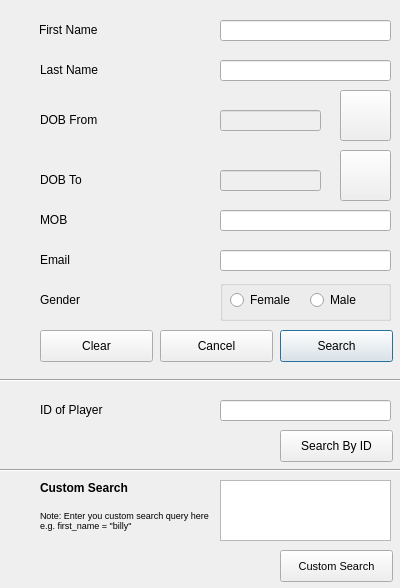
First picture: the form in refine.ui, repository stefanmarjanovic/Comp, before the edit.
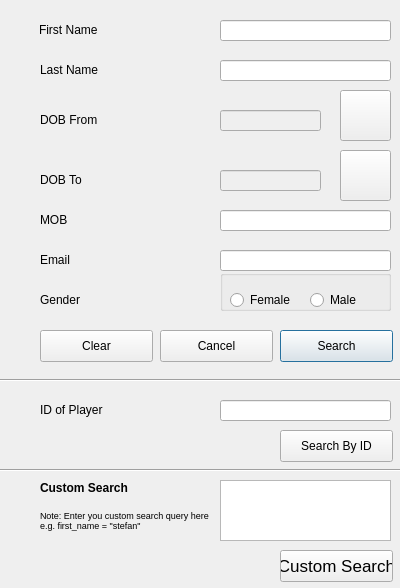
Second picture: the form after the edit. Icons and pictures are not drawn.

```diff
--- a/refine.ui
+++ b/refine.ui
@@ -140,7 +140,7 @@
    <property name="geometry">
     <rect>
      <x>220</x>
-     <y>280</y>
+     <y>270</y>
      <width>171</width>
      <height>41</height>
     </rect>
@@ -155,7 +155,7 @@
     <property name="geometry">
      <rect>
       <x>10</x>
-      <y>10</y>
+      <y>20</y>
       <width>71</width>
       <height>20</height>
      </rect>
@@ -168,7 +168,7 @@
     <property name="geometry">
      <rect>
       <x>90</x>
-      <y>10</y>
+      <y>20</y>
       <width>51</width>
       <height>20</height>
      </rect>
@@ -384,7 +384,7 @@
     </font>
    </property>
    <property name="text">
-    <string>Note: Enter you custom search query here e.g. first_name = &quot;billy&quot;</string>
+    <string>Note: Enter you custom search query here e.g. first_name = &quot;stefan&quot;</string>
    </property>
    <property name="wordWrap">
     <bool>true</bool>
@@ -401,7 +401,7 @@
    </property>
    <property name="font">
     <font>
-     <pointsize>8</pointsize>
+     <pointsize>13</pointsize>
     </font>
    </property>
    <property name="autoFillBackground">
```
